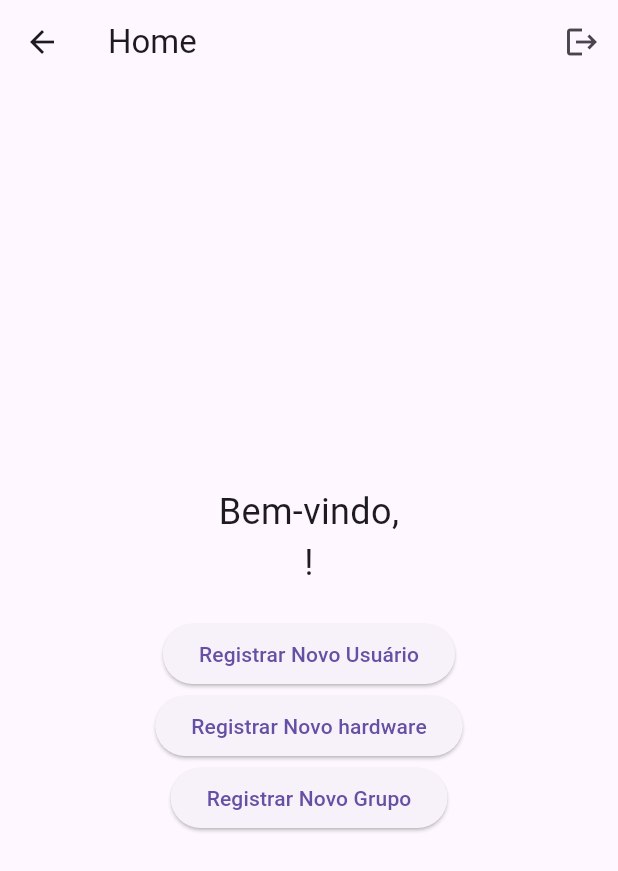
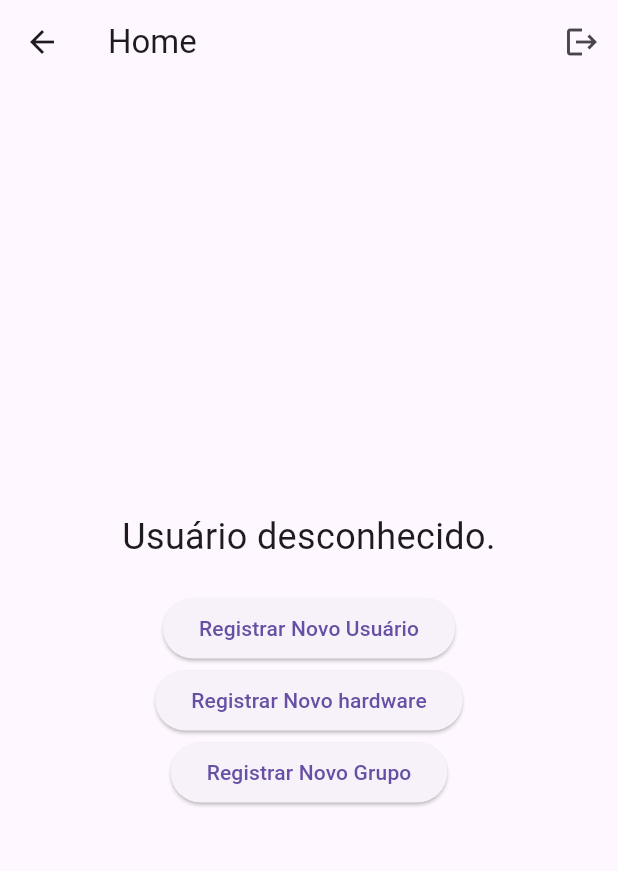
Before and after one commit to iagoslopes/SEKI, a Flutter app: the HomePage screen opened by its route, after a tap on the "logout" icon, on a phone screen of 412 x 824 dp. Shown: the top 871 px of the screen. Run offline on Flutter 3.47's test engine with Material 3 defaults, Android fonts, the phone set to English and light mode, and no system bars; our stand-ins replace cloud_firestore, firebase_auth, firebase_core, logger, shared_preferences; accounts and stored records are empty.

Commit message:
Alteração nas collections e variáveis para puxar o UID do usuário logado

```diff
--- a/lib/home_page.dart
+++ b/lib/home_page.dart
@@ -8,14 +8,17 @@ class HomePage extends StatelessWidget {
 
   Future<String?> _getUserName() async {
     SharedPreferences prefs = await SharedPreferences.getInstance();
-    String? uid = prefs.getString('uid');
+    String? usuarioLogado = prefs.getString('usuarioLogado');
 
-    if (uid != null) {
-      DocumentSnapshot<Map<String, dynamic>> userDoc =
-          await FirebaseFirestore.instance.collection('users').doc(uid).get();
+    if (usuarioLogado != null) {
+      DocumentSnapshot<Map<String, dynamic>> userDoc = await FirebaseFirestore
+          .instance
+          .collection('Usuarios')
+          .doc(usuarioLogado)
+          .get();
 
       if (userDoc.exists) {
-        String? userName = userDoc.data()?['name'];
+        String? userName = userDoc.data()?['Nome'];
         return userName;
       } else {
         print('Documento do usuário não encontrado no Firestore.');
@@ -29,7 +32,7 @@ class HomePage extends StatelessWidget {
   Future<void> _logout(BuildContext context) async {
     try {
       SharedPreferences prefs = await SharedPreferences.getInstance();
-      await prefs.remove('uid'); // Remova o UID do SharedPreferences
+      await prefs.remove('usuarioLogado'); // Remova o UID do SharedPreferences
 
       await FirebaseAuth.instance.signOut();
 
```
